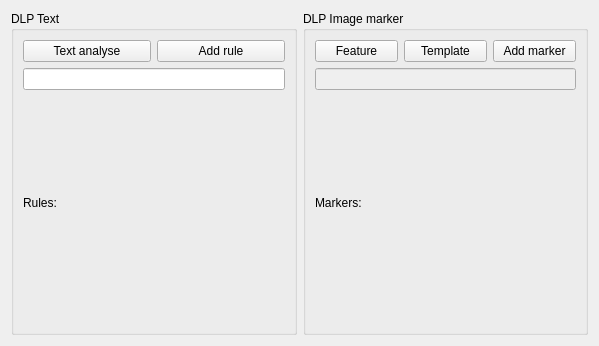
This is SuspiciousEyes/janela.ui in angelorodem/SuspiciousEyes as Qt 5 draws it before an edit. The edited form follows.
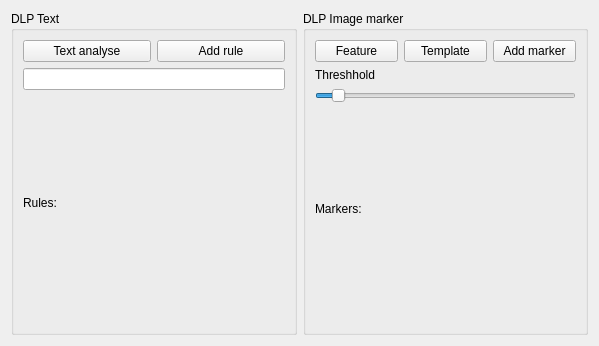
This is the edited form.

Patch:
```diff
--- a/SuspiciousEyes/janela.ui
+++ b/SuspiciousEyes/janela.ui
@@ -88,11 +88,27 @@
        </layout>
       </item>
       <item>
-       <layout class="QVBoxLayout" name="verticalLayout_2">
+       <layout class="QVBoxLayout" name="verticalLayout_2" stretch="1,1,100">
         <item>
-         <widget class="QLineEdit" name="lineEdit">
-          <property name="enabled">
-           <bool>false</bool>
+         <widget class="QLabel" name="label">
+          <property name="text">
+           <string>Threshhold</string>
+          </property>
+         </widget>
+        </item>
+        <item>
+         <widget class="QSlider" name="thresh_slider">
+          <property name="minimum">
+           <number>5</number>
+          </property>
+          <property name="maximum">
+           <number>100</number>
+          </property>
+          <property name="value">
+           <number>11</number>
+          </property>
+          <property name="orientation">
+           <enum>Qt::Horizontal</enum>
           </property>
          </widget>
         </item>
```
